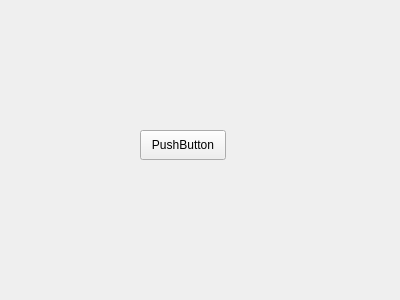
Above: ui/Main.ui from Dutongxue/hostComputer before the change. Below: the same form after it.
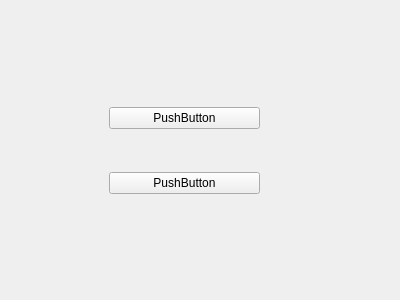
That is the form after the change.

Patch:
```diff
--- a/ui/Main.ui
+++ b/ui/Main.ui
@@ -13,18 +13,34 @@
   <property name="windowTitle">
    <string>Main</string>
   </property>
-  <widget class="QPushButton" name="pushButton">
+  <widget class="QWidget" name="verticalLayoutWidget">
    <property name="geometry">
     <rect>
-     <x>140</x>
-     <y>130</y>
-     <width>86</width>
-     <height>30</height>
+     <x>100</x>
+     <y>70</y>
+     <width>160</width>
+     <height>161</height>
     </rect>
    </property>
-   <property name="text">
-    <string>PushButton</string>
-   </property>
+   <layout class="QVBoxLayout" name="verticalLayout" stretch="1,2">
+    <property name="leftMargin">
+     <number>9</number>
+    </property>
+    <item>
+     <widget class="QPushButton" name="pushButton">
+      <property name="text">
+       <string>PushButton</string>
+      </property>
+     </widget>
+    </item>
+    <item>
+     <widget class="QPushButton" name="pushButton_2">
+      <property name="text">
+       <string>PushButton</string>
+      </property>
+     </widget>
+    </item>
+   </layout>
   </widget>
  </widget>
  <resources/>
```
